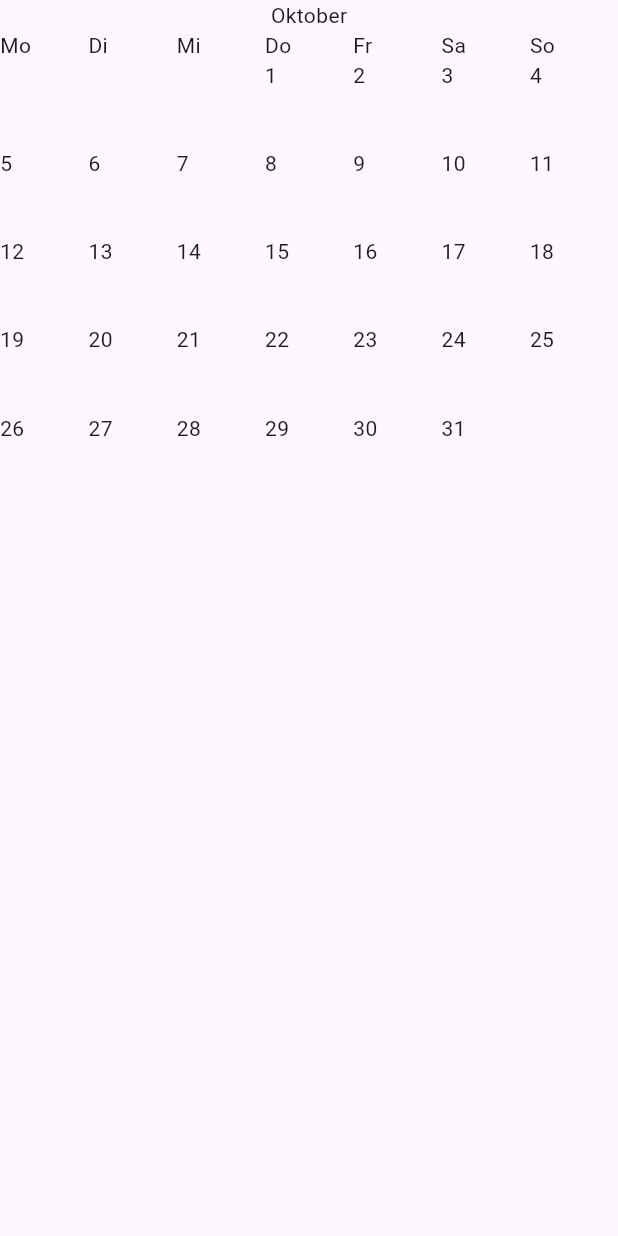
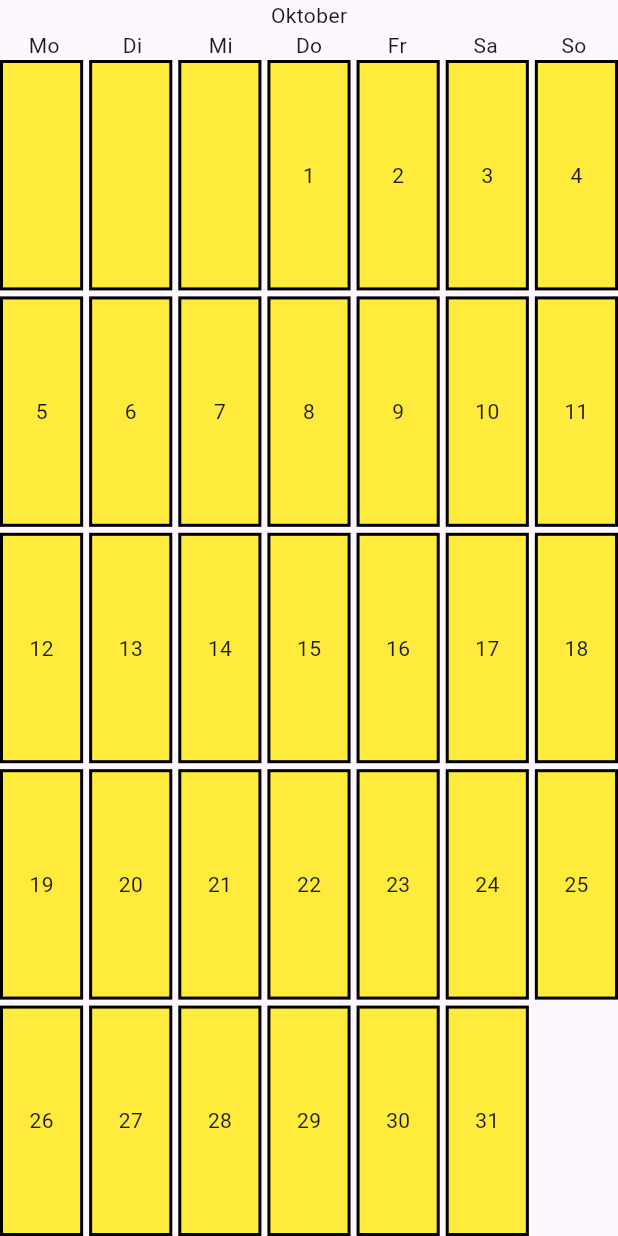
Before and after one commit to 31052026-neu/kalender_flutter, a Flutter app: the screen it shows after launch, on a phone screen of 412 x 824 dp. Run offline on Flutter 3.47's test engine with Material 3 defaults, Android fonts, the phone set to English and light mode, and no system bars.

Commit message:
dart_flutter kalender 09.10.2026

```diff
--- a/lib/pages/kalender_page.dart
+++ b/lib/pages/kalender_page.dart
@@ -3,9 +3,6 @@ import 'package:flutter/material.dart';
 import '../functions/wochen_tage.dart';
 import '../widgets/kalender.dart';
 import '../functions/monats_name.dart';
-import '../functions/tage_im_monat.dart';
-import '../functions/erster_wochentag_im_monat.dart';
-import '../functions/kalender_felder.dart';
 
 /// Stellt die Hauptseite des Comic-Kalenders dar.
 ///
@@ -30,12 +27,13 @@ class _KalenderPageState extends State<KalenderPage> {
         child: Column(
           children: [
             Text(monatsName(dargestelltesDatum)),
+
             Row(
               children: [
-                //die drei punkte sind ein Spread Operator, der Liste von wochenTage
-                // in children einzeln auspackt und dann anzeigt.
+                // Der Spread-Operator("...") fügt die erzeugten Widgets
+                // einzeln in die children-Liste ein.
                 ...wochenTage().map((tag) {
-                  return Expanded(child: Text(tag));
+                  return Expanded(child: Center(child: Text(tag)));
                 }),
               ],
             ),
--- a/lib/widgets/kalender.dart
+++ b/lib/widgets/kalender.dart
@@ -1,21 +1,42 @@
 import 'package:flutter/material.dart';
 import 'package:kalender_flutter/functions/kalender_felder.dart';
 
+import 'kalender_feld.dart';
+
+/// Stellt die Tagesfelder eines Monats als Kalender-Raster dar.
 class Kalender extends StatelessWidget {
   final DateTime datum;
 
-  /// Kontstruktor mit dem benannten Parameter [datum].
-  Kalender({required this.datum});
-
+  const Kalender({super.key, required this.datum});
   @override
   Widget build(BuildContext context) {
-    return GridView.builder(
-      gridDelegate: SliverGridDelegateWithFixedCrossAxisCount(
-        crossAxisCount: 7,
-      ),
-      itemCount: kalenderFelder(datum).length,
-      itemBuilder: (context, index) {
-        return Text(kalenderFelder(datum)[index]);
+    final tagesFelder = kalenderFelder(datum);
+    final anzahlWochen = (tagesFelder.length / 7).ceil();
+    final int anzahlAbstaende = anzahlWochen - 1;
+
+    return LayoutBuilder(
+      builder: (context, constraints) {
+        // Besagt, dass genau 4px Abstand zwischen den Spalten eingehalten werden sollen.
+        const double abstand = 4.0;
+
+        final double gesamtAbstand = anzahlAbstaende * abstand;
+        final hoeheProWoche =
+            (constraints.maxHeight - gesamtAbstand) / anzahlWochen;
+
+        return GridView.builder(
+          padding: EdgeInsets.zero,
+          physics: const NeverScrollableScrollPhysics(),
+          gridDelegate: SliverGridDelegateWithFixedCrossAxisCount(
+            crossAxisCount: 7,
+            mainAxisExtent: hoeheProWoche,
+            crossAxisSpacing: abstand,
+            mainAxisSpacing: abstand,
+          ),
+          itemCount: tagesFelder.length,
+          itemBuilder: (context, index) {
+            return KalenderFeld(tag: tagesFelder[index]);
+          },
+        );
       },
     );
   }
--- /dev/null
+++ b/lib/widgets/kalender_feld.dart
@@ -0,0 +1,20 @@
+import 'package:flutter/material.dart';
+
+/// Stellt ein einzelnes Tagesfeld des Kalenders dar.
+class KalenderFeld extends StatelessWidget {
+  //speichert den Text, den das Kalenderfeld anzeigen soll.
+  final String tag;
+
+  const KalenderFeld({super.key, required this.tag});
+
+  @override
+  Widget build(BuildContext context) {
+    return Container(
+      decoration: BoxDecoration(
+        color: Colors.yellow,
+        border: Border.all(color: Colors.black, width: 2.0),
+      ),
+      child: Center(child: Text(tag)),
+    );
+  }
+}
```
